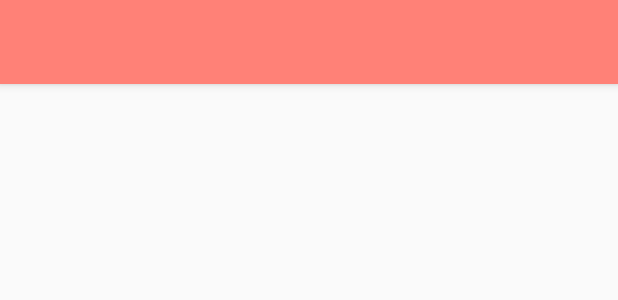
After one commit to brickgit/Tomatist, an Android app: the layout activity_report.xml on its own in the app's theme, with its tools: preview values and no code run, on a phone screen of 412 x 824 dp. The commit adds this screen. Shown: the top 300 px of the screen. Run offline under Robolectric (Android 15) with nearby library versions, the phone set to English and light mode, and no system bars.

Commit message:
Add ReportActivity

```diff
--- /dev/null
+++ b/app/src/main/res/layout/activity_report.xml
@@ -0,0 +1,12 @@
+<?xml version="1.0" encoding="utf-8"?>
+<androidx.coordinatorlayout.widget.CoordinatorLayout xmlns:android="http://schemas.android.com/apk/res/android"
+  xmlns:app="http://schemas.android.com/apk/res-auto"
+  xmlns:tools="http://schemas.android.com/tools"
+  android:id="@+id/root_view"
+  android:layout_width="match_parent"
+  android:layout_height="match_parent"
+  tools:context=".view.activity.UnfinishedActionListActivity">
+
+  <include layout="@layout/app_bar" />
+
+</androidx.coordinatorlayout.widget.CoordinatorLayout>
--- a/app/src/main/res/menu/menu_drawer.xml
+++ b/app/src/main/res/menu/menu_drawer.xml
@@ -4,5 +4,8 @@
     <item
       android:id="@+id/nav_unfinished_actions"
       android:title="@string/unfinished_actions" />
+    <item
+      android:id="@+id/nav_report"
+      android:title="@string/report" />
   </group>
 </menu>
--- a/app/src/main/res/values/strings.xml
+++ b/app/src/main/res/values/strings.xml
@@ -26,6 +26,8 @@
   <string name="copy">Copy</string>
   <string name="delete">Delete</string>
 
+  <string name="report">Report</string>
+
   <string-array name="minutes_string">
     <item>0 minute</item>
     <item>30 minutes</item>
```
Also changed, not shown: app/src/main/java/com/brickgit/tomatist/view/activity/ReportActivity.java (added, +36 -0 lines), 1 other file.
